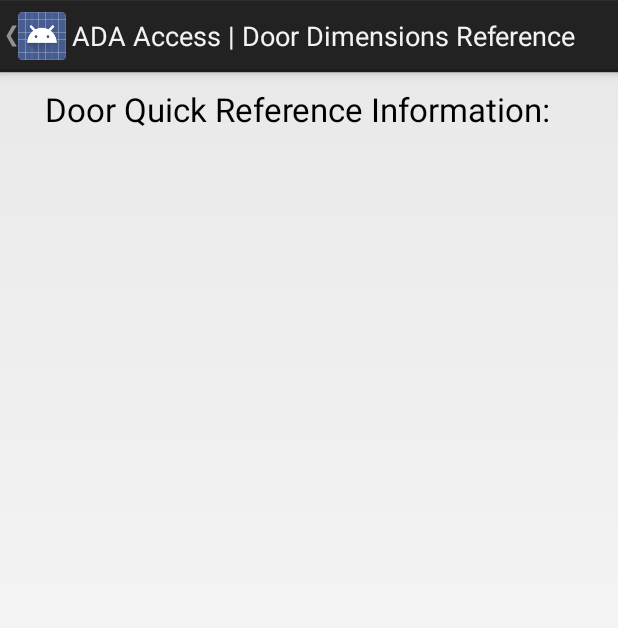
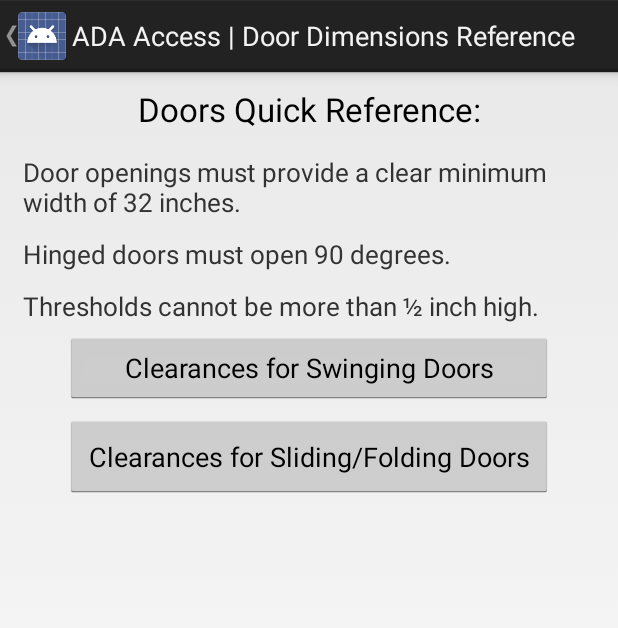
Before and after one commit to SCCapstone/ADAUSC, an Android app: the CalcDoors screen opened directly, with no data from a screen before it, on a phone screen of 412 x 824 dp. Shown: the top 628 px of the screen. Run offline under Robolectric (Android 15) with nearby library versions, the phone set to English and light mode, and no system bars.

Commit message:
Doors Hallways and Ramps in Quick Reference
Added information for the calculator/quick reference sections on doors,
hallways and ramps.

```diff
--- a/app/src/main/java/edu/sc/cse/adausc/CalcDoors.java
+++ b/app/src/main/java/edu/sc/cse/adausc/CalcDoors.java
@@ -20,6 +20,9 @@ import android.widget.EditText;
  */
 public class CalcDoors extends Activity{
 
+    private Button btnSwinging;
+    private Button btnSlideFold;
+
     @Override
     protected void onCreate(Bundle savedInstanceState) {
         super.onCreate(savedInstanceState);
@@ -27,5 +30,51 @@ public class CalcDoors extends Activity{
 
         //enable return to home from action bar
         getActionBar().setDisplayHomeAsUpEnabled(true);
+
+        //set up buttons
+        btnSwinging = (Button) findViewById(R.id.btnSwinging);
+        btnSlideFold = (Button) findViewById(R.id.btnSlidingFolding);
+
+        btnSwinging.setOnClickListener(new View.OnClickListener() {
+            @Override
+            public void onClick(View viewSwing) {
+                TextView txtSwing = (TextView) findViewById(R.id.infoText);
+                txtSwing.setVisibility(View.VISIBLE);
+                txtSwing.setText("Maneuvering clearances for swinging doors: \n" +
+                        "\n" +
+                        "*Approach from front, pull: Minimum 60 inches perpendicular to doorway and 18 inches parallel to doorway\n" +
+                        "\n" +
+                        "*Approach from front, push: Minimum 48 inches perpendicular to doorway and 0 inches parallel to doorway\n" +
+                        "\n" +
+                        "*Approach from hinge side, pull: Minimum 60 inches perpendicular to doorway and 36 inches parallel to doorway\n" +
+                        "\n" +
+                        "*Approach from hinge side, push: Minimum 42 inches perpendicular to doorway and 22 inches parallel to doorway\n" +
+                        "\n" +
+                        "*Approach from latch/knob side, pull: Minimum 48 inches perpendicular to doorway and 24 inches parallel to doorway\n" +
+                        "\n" +
+                        "*Approach from latch/knob side, push: Minimum 42 inches perpendicular to doorway and 24 inches parallel to doorway\n" +
+                        "\n" +
+                        "*See Section 404 for more detail and graphics.\n");
+            }
+        });
+
+        btnSlideFold.setOnClickListener(new View.OnClickListener() {
+            @Override
+            public void onClick(View viewSlideFold) {
+                TextView txtSlideFold = (TextView) findViewById(R.id.infoText);
+                txtSlideFold.setVisibility(View.VISIBLE);
+                txtSlideFold.setText("Maneuvering clearances for sliding/folding doors:\n" +
+                        "\n" +
+                        "*Approach from front:  Minimum 48 inches perpendicular to doorway and 0 inches parallel to doorway\n" +
+                        "\n" +
+                        "*Approach from side: Minimum 42 inches perpendicular to doorway and 0 inches parallel to doorway\n" +
+                        "\n" +
+                        "*Approach from hinge side: Minimum 42 inches perpendicular to doorway and 22 inches parallel to doorway\n" +
+                        "\n" +
+                        "*Approach from latch/knob side: Minimum 42 inches perpendicular to doorway and 24 inches parallel doorway\n" +
+                        "\n" +
+                        "*See Section 404 for more detail and graphics.\n");
+            }
+        });
     }
 }
--- a/app/src/main/res/layout/activity_c_doors.xml
+++ b/app/src/main/res/layout/activity_c_doors.xml
@@ -8,17 +8,110 @@
         android:layout_width="wrap_content"
         android:layout_height="wrap_content"
         android:textAppearance="?android:attr/textAppearanceLarge"
-        android:text="Door Quick Reference Information:"
-        android:id="@+id/textTesting"
+        android:text="Doors Quick Reference:"
+        android:gravity="center"
+        android:id="@+id/textHeader"
         android:layout_alignParentTop="true"
         android:layout_alignParentLeft="true"
         android:layout_alignParentStart="true"
         android:layout_alignParentRight="true"
         android:layout_alignParentEnd="true"
         android:textAlignment="center"
-        android:paddingLeft="30dp"
+        android:paddingLeft="10dp"
         android:paddingTop="10dp"
         android:paddingRight="10dp"
         android:paddingBottom="10dp" />
 
+    <TextView
+        android:layout_width="wrap_content"
+        android:layout_height="wrap_content"
+        android:text="Door openings must provide a clear minimum width of 32 inches."
+        android:id="@+id/textView2"
+        android:textSize="17sp"
+        android:paddingBottom="5sp"
+        android:paddingLeft="15sp"
+        android:paddingTop="5sp"
+        android:paddingRight="15sp"
+        android:layout_below="@+id/textHeader"
+        android:layout_alignParentLeft="true"
+        android:layout_alignParentStart="true"
+        android:layout_alignParentRight="true"
+        android:layout_alignParentEnd="true" />
+
+    <TextView
+        android:layout_width="wrap_content"
+        android:layout_height="wrap_content"
+        android:text="Hinged doors must open 90 degrees."
+        android:id="@+id/textView3"
+        android:textSize="17sp"
+        android:paddingBottom="5sp"
+        android:paddingLeft="15sp"
+        android:paddingTop="5sp"
+        android:paddingRight="15sp"
+        android:layout_below="@+id/textView2"
+        android:layout_alignParentLeft="true"
+        android:layout_alignParentStart="true"
+        android:layout_alignParentRight="true"
+        android:layout_alignParentEnd="true" />
+
+    <TextView
+        android:layout_width="wrap_content"
+        android:layout_height="wrap_content"
+        android:text="Thresholds cannot be more than ½ inch high."
+        android:id="@+id/textView4"
+        android:textSize="17sp"
+        android:paddingBottom="5sp"
+        android:paddingLeft="15sp"
+        android:paddingTop="5sp"
+        android:paddingRight="15sp"
+        android:layout_below="@+id/textView3"
+        android:layout_alignParentLeft="true"
+        android:layout_alignParentStart="true"
+        android:layout_alignParentRight="true"
+        android:layout_alignParentEnd="true" />
+
+    <Button
+        android:layout_width="wrap_content"
+        android:layout_height="wrap_content"
+        android:text="Clearances for Swinging Doors"
+        android:id="@+id/btnSwinging"
+        android:layout_below="@+id/textView4"
+        android:layout_alignLeft="@+id/btnSlidingFolding"
+        android:layout_alignStart="@+id/btnSlidingFolding"
+        android:layout_alignRight="@+id/btnSlidingFolding"
+        android:layout_alignEnd="@+id/btnSlidingFolding" />
+
+    <Button
+        android:layout_width="wrap_content"
+        android:layout_height="wrap_content"
+        android:text="Clearances for Sliding/Folding Doors"
+        android:id="@+id/btnSlidingFolding"
+        android:padding="15sp"
+        android:layout_below="@+id/btnSwinging"
+        android:layout_centerHorizontal="true"
+        android:layout_marginTop="7sp" />
+
+    <ScrollView xmlns:android="http://schemas.android.com/apk/res/android"
+        android:layout_width="fill_parent"
+        android:layout_height="wrap_content"
+        android:id="@+id/scrollViewInfo"
+        android:fillViewport="true"
+        android:scrollbars = "vertical"
+        android:layout_below="@+id/btnSlidingFolding"
+        android:layout_alignParentStart="false"
+        android:layout_alignParentLeft="false"
+        android:layout_marginTop="15sp">
+
+        <TextView
+            android:layout_width="fill_parent"
+            android:layout_height="wrap_content"
+            android:text="@string/calc_park_inst"
+            android:id="@+id/infoText"
+            android:textSize="19sp"
+            android:visibility="invisible"
+            android:padding="15dp"
+            >
+        </TextView>
+    </ScrollView>
+
 </RelativeLayout>
```
Also changed, not shown: app/src/main/java/edu/sc/cse/adausc/CalcHallways.java (+8 -0 lines), app/src/main/java/edu/sc/cse/adausc/CalcRamps.java (+23 -0 lines), app/src/main/res/layout/activity_c_bathroom.xml (+5 -3 lines), app/src/main/res/layout/activity_c_hallways.xml (+30 -7 lines), app/src/main/res/layout/activity_c_ramps.xml (+31 -7 lines).
